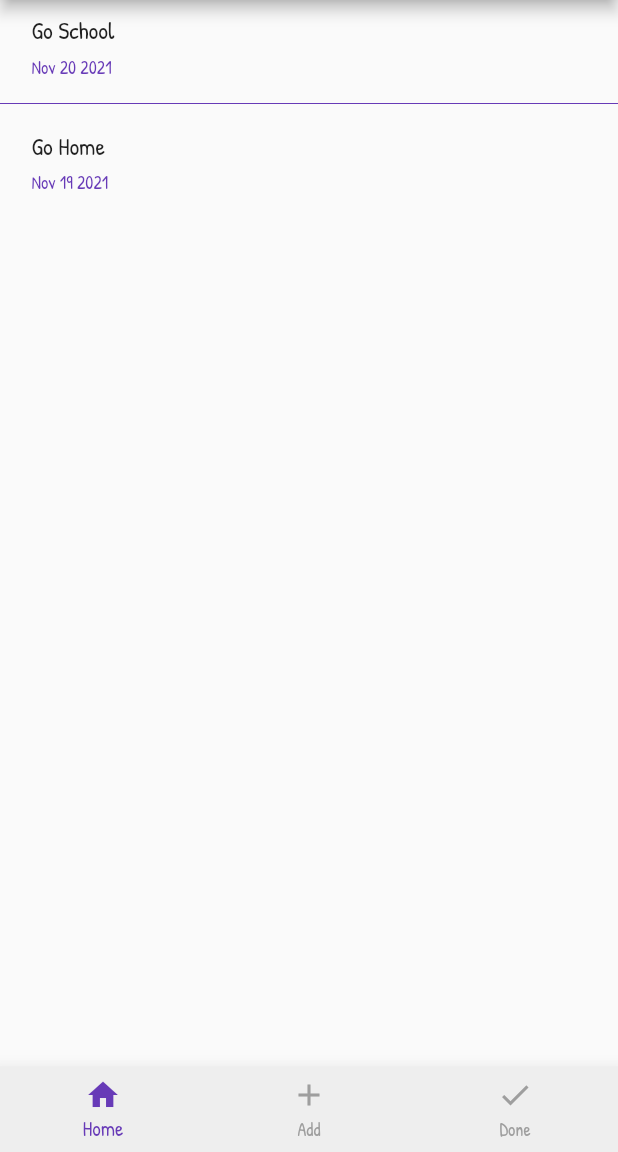
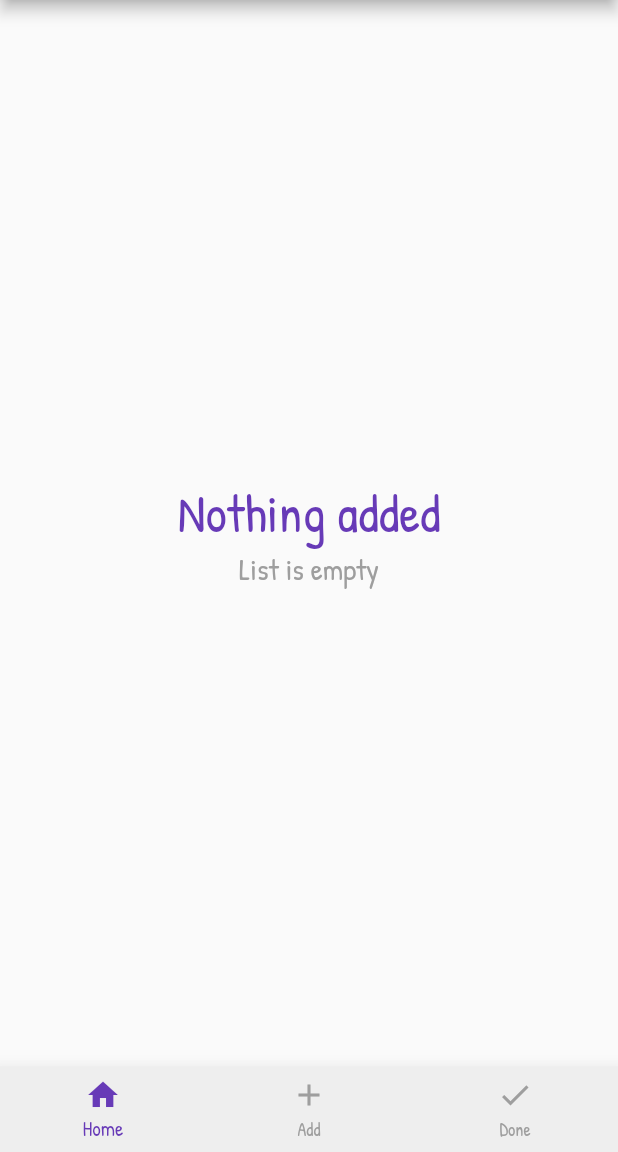
Before and after one commit to BlackIQ/whatsdone, a Flutter app: the screen it shows after launch, on a phone screen of 412 x 824 dp, the part 84-1236 px from its top. Run offline on Flutter 3.47's test engine with Material 2 defaults, Android fonts, the phone set to English and light mode, and no system bars; our stand-ins replace google_fonts, sqflite; accounts and stored records are empty.

Commit message:
Add get data just for home

```diff
--- a/lib/app/pages/home/home.dart
+++ b/lib/app/pages/home/home.dart
@@ -7,13 +7,66 @@ class Home extends StatefulWidget {
 }
 
 class _HomeState extends State<Home> {
-  List<Map> itemsList = [
-    {'name': 'Go School', 'date': 'Nov 20 2021'},
-    {'name': 'Go Home', 'date': 'Nov 19 2021'},
-  ];
-
   @override
   Widget build(BuildContext context) {
+    return FutureBuilder<List<Tasks>>(
+      future: DatabaseHelper.instance.getTasks('home'),
+      builder: (BuildContext context, AsyncSnapshot<List<Tasks>> snapshot) {
+        if (!snapshot.hasData) {
+          return Center(
+            child: CircularProgressIndicator(
+              color: Colors.purple,
+            ),
+          );
+        }
+        return snapshot.data!.isEmpty
+            ? Center(
+                child: Column(
+                  mainAxisAlignment: MainAxisAlignment.center,
+                  children: <Widget>[
+                    Text(
+                      'Nothing added',
+                      style: TextStyle(
+                        fontSize: 35,
+                        color: Colors.deepPurple,
+                      ),
+                    ),
+                    Text(
+                      'List is empty',
+                      style: TextStyle(
+                        fontSize: 20,
+                        color: Colors.grey,
+                      ),
+                    ),
+                  ],
+                ),
+              )
+            : ListView(
+                children: snapshot.data!.map((task) {
+                  return Center(
+                    child: ListTile(
+                      trailing: FlatButton(
+                        child: Icon(
+                          Icons.delete,
+                          color: Colors.red,
+                        ),
+                        onPressed: () {
+                          setState(() {
+                            DatabaseHelper.instance.remove(task.id!);
+                          });
+                        },
+                      ),
+                      title: Text(task.name.toString()),
+                      subtitle: Text(task.id.toString()),
+                    ),
+                  );
+                }).toList(),
+              );
+      },
+    );
+  }
+
+  Widget _page(List itemsList) {
     return itemsList.length != 0
         ? ListView.separated(
             itemCount: itemsList.length,
@@ -30,7 +83,8 @@ class _HomeState extends State<Home> {
                         SizedBox(height: 5),
                         Text(
                           '${itemsList[index]['date']}',
-                          style: TextStyle(fontSize: 12, color: Colors.deepPurple),
+                          style:
+                              TextStyle(fontSize: 12, color: Colors.deepPurple),
                         ),
                       ],
                     ),
@@ -42,8 +96,7 @@ class _HomeState extends State<Home> {
                     setState(() {
                       itemsList.removeAt(index);
                     });
-                  }
-                  else {
+                  } else {
                     // done(index);
                   }
                 },
@@ -63,7 +116,8 @@ class _HomeState extends State<Home> {
                 ),
               );
             },
-            separatorBuilder: (BuildContext context, int index) => Divider(color: Colors.deepPurple),
+            separatorBuilder: (BuildContext context, int index) =>
+                Divider(color: Colors.deepPurple),
           )
         : Center(
             child: Column(
```
